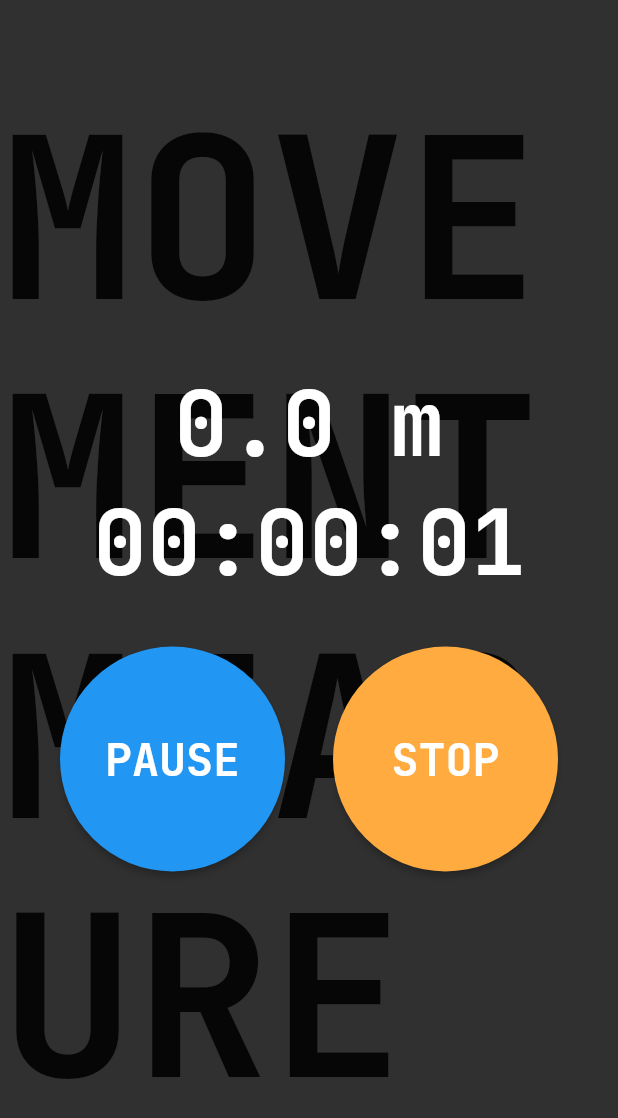
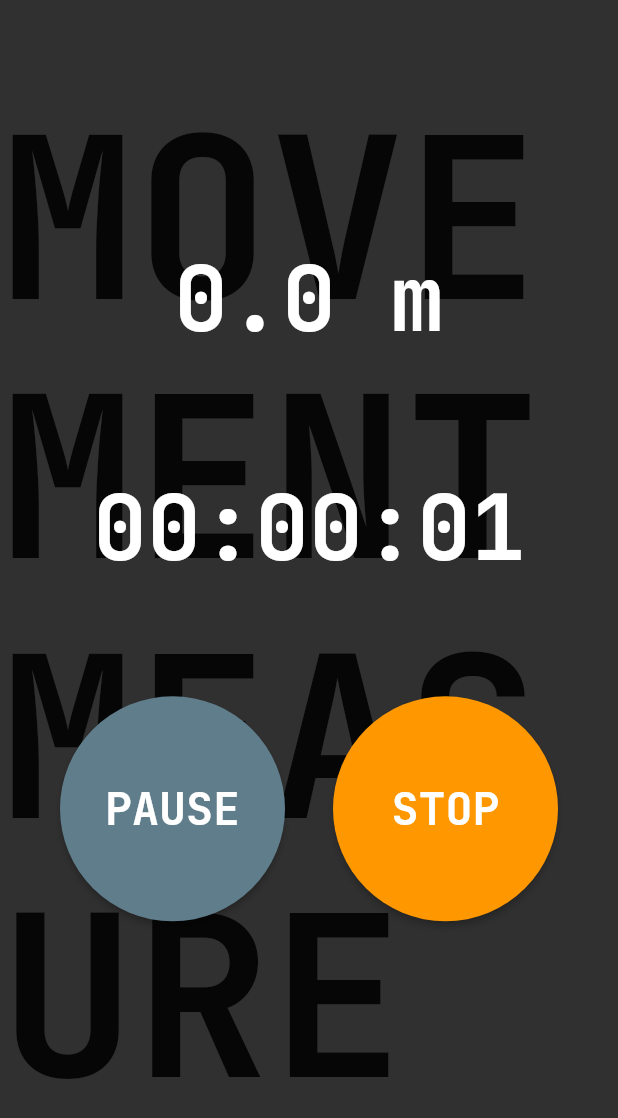
Before and after one commit to viscosenpai/movement_measure, a Flutter app: the screen it shows after launch, after a tap on "START", on a phone screen of 412 x 824 dp. Shown: the top 1118 px of the screen. Run offline on Flutter 3.47's test engine with Material 2 defaults, Android fonts, the light colour scheme and no system bars; our stand-ins replace geolocator, google_fonts.

Commit message:
[refactor] ボタン操作の体系化

```diff
--- a/lib/screens/start_measurement_screen.dart
+++ b/lib/screens/start_measurement_screen.dart
@@ -1,7 +1,9 @@
 import 'dart:async';
 import 'package:intl/intl.dart';
 import 'package:flutter/material.dart';
+import 'package:movement_measure/utilities/constants.dart';
 import 'package:movement_measure/enum/activity_state.dart';
+import 'package:movement_measure/enum/save_state.dart';
 import 'package:movement_measure/services/geolocator.dart';
 import 'package:movement_measure/widgets/circle_button.dart';
 
@@ -14,8 +16,11 @@ class StartMeasurementScreen extends StatefulWidget {
 
 class _StartMeasurementScreenState extends State<StartMeasurementScreen> {
   late Timer timer;
-  late DateTime _time;
+  DateTime _time = DateTime.utc(0, 0, 0);
+  Duration second = const Duration(seconds: 1);
   ActivityState activityState = ActivityState.stop;
+  SaveState saveState = SaveState.stop;
+  GeolocatorService geolocator = GeolocatorService();
 
   late Map<String, double> startPosition = {};
   late Map<String, double> currentPosition = {};
@@ -23,17 +28,18 @@ class _StartMeasurementScreenState extends State<StartMeasurementScreen> {
   double totalDistance = 0;
 
   void countingTimer() {
-    if (activityState != ActivityState.during) {
+    if (activityState == ActivityState.stop ||
+        activityState == ActivityState.pause) {
       setState(() {
         activityState = ActivityState.during;
       });
       timer = Timer.periodic(
-        Duration(seconds: 1),
+        second,
         (Timer timer) {
-          getCurrentPosition();
+          getCurrentPosition(currentPosition);
           setState(() {
             _time = _time.add(
-              Duration(seconds: 1),
+              second,
             );
           });
         },
@@ -45,43 +51,37 @@ class _StartMeasurementScreenState extends State<StartMeasurementScreen> {
           timer.cancel();
         }
       });
+    } else if (activityState == ActivityState.clear) {
+      setState(() {
+        activityState = ActivityState.stop;
+        saveState = SaveState.stop;
+        clearLog();
+      });
     }
   }
 
   void countingStop() {
-    setState(() {
-      print('called countingStop');
-      activityState = ActivityState.stop;
-      timer.cancel();
-      // 表示時間を00:00:00に
-      // TODO: 後々移動する
-      _time = DateTime.utc(0, 0, 0);
-      // 移動距離も0mに
-      addDistance = 0;
-      totalDistance = 0;
-      // 初期位置を現在地に
-      getStartPosition();
-    });
-  }
-
-  void getStartPosition() async {
-    GeolocatorService geolocator = GeolocatorService();
-    try {
-      var position = await geolocator.getDeterminePosition();
-      startPosition['latitude'] = position.latitude;
-      startPosition['longitude'] = position.longitude;
-    } catch (e) {
-      print(e);
+    if (saveState == SaveState.stop && activityState != ActivityState.stop) {
+      setState(() {
+        activityState = ActivityState.clear;
+        saveState = SaveState.save;
+        timer.cancel();
+      });
+    } else if (saveState == SaveState.save) {
+      setState(() {
+        activityState = ActivityState.stop;
+        saveState = SaveState.stop;
+        // 時間と距離を記録
+        clearLog();
+      });
     }
   }
 
-  void getCurrentPosition() async {
-    GeolocatorService geolocator = GeolocatorService();
+  void getCurrentPosition(Map<String, double> onSetPosition) async {
     try {
       var position = await geolocator.getDeterminePosition();
-      currentPosition['latitude'] = position.latitude;
-      currentPosition['longitude'] = position.longitude;
-      setDistance();
+      onSetPosition['latitude'] = position.latitude;
+      onSetPosition['longitude'] = position.longitude;
     } catch (e) {
       print(e);
     }
@@ -89,7 +89,6 @@ class _StartMeasurementScreenState extends State<StartMeasurementScreen> {
 
   void setDistance() {
     // 距離計算
-    GeolocatorService geolocator = GeolocatorService();
     var distance = geolocator.getBetweenDistance(
       startPosition['latitude'],
       startPosition['longitude'],
@@ -104,11 +103,21 @@ class _StartMeasurementScreenState extends State<StartMeasurementScreen> {
     });
   }
 
+  void clearLog() {
+    // 表示時間を00:00:00に
+    _time = DateTime.utc(0, 0, 0);
+    // 移動距離も0mに
+    addDistance = 0;
+    totalDistance = 0;
+    // 初期位置を現在地に
+    getCurrentPosition(startPosition);
+  }
+
   @override
   void initState() {
     super.initState();
-    _time = DateTime.utc(0, 0, 0);
-    getStartPosition();
+    // 現在地を取得
+    getCurrentPosition(currentPosition);
   }
 
   @override
@@ -117,61 +126,40 @@ class _StartMeasurementScreenState extends State<StartMeasurementScreen> {
       backgroundColor: Colors.transparent,
       body: SafeArea(
         child: Align(
-          alignment: Alignment.center,
           child: Column(
-            mainAxisAlignment: MainAxisAlignment.center,
+            mainAxisAlignment: MainAxisAlignment.spaceAround,
             crossAxisAlignment: CrossAxisAlignment.center,
             children: <Widget>[
+              const SizedBox(
+                height: 50.0,
+              ),
               Text(
                 '$totalDistance m',
-                style: TextStyle(
-                  color: Colors.white,
-                  fontSize: 60.0,
-                  fontWeight: FontWeight.bold,
-                ),
+                style: kMeasurementScreenTextStyle,
               ),
               Text(
                 DateFormat.Hms().format(_time),
-                style: TextStyle(
-                  color: Colors.white,
-                  fontSize: 60.0,
-                  fontWeight: FontWeight.bold,
-                ),
-              ),
-              SizedBox(
-                height: 30.0,
+                style: kMeasurementScreenTextStyle,
               ),
               Row(
                 mainAxisAlignment: MainAxisAlignment.center,
                 children: [
                   CircleButton(
-                    activityState: activityState,
                     label: activityState.circleButtonLabel!,
+                    buttonPrimaryColor: activityState.activityColor,
+                    buttonTextColor: activityState.circleButtonTextColor,
                     onPressed: countingTimer,
                   ),
-                  ElevatedButton(
+                  CircleButton(
+                    label: saveState.circleButtonLabel!,
+                    buttonPrimaryColor: saveState.saveColor,
+                    buttonTextColor: saveState.circleButtonTextColor,
                     onPressed: countingStop,
-                    style: ElevatedButton.styleFrom(
-                      shape: CircleBorder(),
-                      primary: Colors.orangeAccent,
-                    ),
-                    child: Container(
-                      width: 150.0,
-                      height: 150.0,
-                      alignment: Alignment.center,
-                      decoration: BoxDecoration(
-                        shape: BoxShape.circle,
-                      ),
-                      child: Text(
-                        'STOP',
-                        style: TextStyle(
-                          fontSize: 30.0,
-                          fontWeight: FontWeight.bold,
-                        ),
-                      ),
-                    ),
                   ),
                 ],
+              ),
+              const SizedBox(
+                height: 100.0,
               ),
             ],
           ),
```
